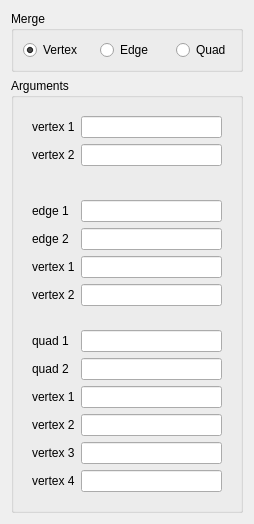
The window that src/HEXABLOCKGUI/Merge_QTD.ui (SalomePlatform/hexablock) describes before a commit, drawn with Qt 5.
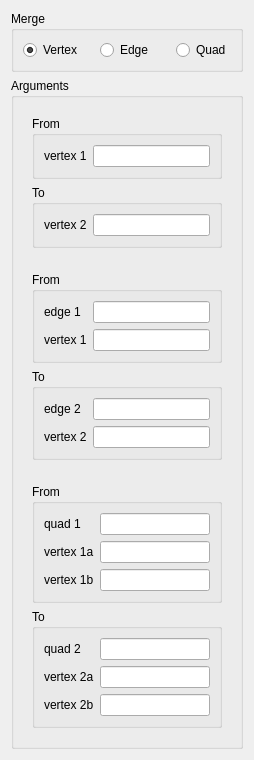
The same window after the commit.

Patch:
```diff
--- a/src/HEXABLOCKGUI/Merge_QTD.ui
+++ b/src/HEXABLOCKGUI/Merge_QTD.ui
@@ -7,7 +7,7 @@
     <x>0</x>
     <y>0</y>
     <width>254</width>
-    <height>524</height>
+    <height>722</height>
    </rect>
   </property>
   <property name="sizePolicy">
@@ -82,6 +82,12 @@
      <layout class="QVBoxLayout" name="verticalLayout">
       <item>
        <widget class="QWidget" name="widget" native="true">
+        <layout class="QVBoxLayout" name="verticalLayout_2">
+         <item>
+          <widget class="QGroupBox" name="groupBox_3">
+           <property name="title">
+            <string>From</string>
+           </property>
         <layout class="QFormLayout" name="formLayout">
          <item row="0" column="0">
           <widget class="QLabel" name="label_5">
@@ -109,14 +115,26 @@
            </property>
           </widget>
          </item>
-         <item row="1" column="0">
+           </layout>
+          </widget>
+         </item>
+         <item>
+          <widget class="QGroupBox" name="groupBox_4">
+           <property name="title">
+            <string>To</string>
+           </property>
+           <layout class="QFormLayout" name="formLayout_5">
+            <property name="fieldGrowthPolicy">
+             <enum>QFormLayout::AllNonFixedFieldsGrow</enum>
+            </property>
+            <item row="0" column="0">
           <widget class="QLabel" name="label_4">
            <property name="text">
             <string>vertex 2</string>
            </property>
           </widget>
          </item>
-         <item row="1" column="1">
+            <item row="0" column="1">
           <widget class="QLineEdit" name="v1_le_rb0">
            <property name="maximumSize">
             <size>
@@ -132,9 +150,18 @@
         </layout>
        </widget>
       </item>
+        </layout>
+       </widget>
+      </item>
       <item>
        <widget class="QWidget" name="widget_2" native="true">
-        <layout class="QFormLayout" name="formLayout_2">
+        <layout class="QVBoxLayout" name="verticalLayout_3">
+         <item>
+          <widget class="QGroupBox" name="groupBox_5">
+           <property name="title">
+            <string>From</string>
+           </property>
+           <layout class="QFormLayout" name="formLayout_4">
          <item row="0" column="0">
           <widget class="QLabel" name="label_3">
            <property name="text">
@@ -156,13 +183,48 @@
           </widget>
          </item>
          <item row="1" column="0">
+             <widget class="QLabel" name="label">
+              <property name="text">
+               <string>vertex 1</string>
+              </property>
+             </widget>
+            </item>
+            <item row="1" column="1">
+             <widget class="QLineEdit" name="v0_le_rb1">
+              <property name="maximumSize">
+               <size>
+                <width>16777215</width>
+                <height>16777215</height>
+               </size>
+              </property>
+              <property name="readOnly">
+               <bool>false</bool>
+              </property>
+             </widget>
+            </item>
+           </layout>
+           <zorder>e0_le_rb1</zorder>
+           <zorder>label_3</zorder>
+           <zorder>e0_le_rb1</zorder>
+           <zorder>v0_le_rb1</zorder>
+           <zorder>e0_le_rb1</zorder>
+           <zorder>label</zorder>
+          </widget>
+         </item>
+         <item>
+          <widget class="QGroupBox" name="groupBox_6">
+           <property name="title">
+            <string>To</string>
+           </property>
+           <layout class="QFormLayout" name="formLayout_2">
+            <item row="0" column="0">
           <widget class="QLabel" name="label_6">
            <property name="text">
             <string>edge 2</string>
            </property>
           </widget>
          </item>
-         <item row="1" column="1">
+            <item row="0" column="1">
           <widget class="QLineEdit" name="e1_le_rb1">
            <property name="maximumSize">
             <size>
@@ -175,34 +237,14 @@
            </property>
           </widget>
          </item>
-         <item row="2" column="0">
-          <widget class="QLabel" name="label">
-           <property name="text">
-            <string>vertex 1</string>
-           </property>
-          </widget>
-         </item>
-         <item row="2" column="1">
-          <widget class="QLineEdit" name="v0_le_rb1">
-           <property name="maximumSize">
-            <size>
-             <width>16777215</width>
-             <height>16777215</height>
-            </size>
-           </property>
-           <property name="readOnly">
-            <bool>false</bool>
-           </property>
-          </widget>
-         </item>
-         <item row="3" column="0">
+            <item row="1" column="0">
           <widget class="QLabel" name="label_2">
            <property name="text">
             <string>vertex 2</string>
            </property>
           </widget>
          </item>
-         <item row="3" column="1">
+            <item row="1" column="1">
           <widget class="QLineEdit" name="v1_le_rb1">
            <property name="maximumSize">
             <size>
@@ -218,9 +260,21 @@
         </layout>
        </widget>
       </item>
+        </layout>
+       </widget>
+      </item>
       <item>
        <widget class="QWidget" name="widget_3" native="true">
+        <layout class="QVBoxLayout" name="verticalLayout_5">
+         <item>
+          <widget class="QGroupBox" name="groupBox_7">
+           <property name="title">
+            <string>From</string>
+           </property>
         <layout class="QFormLayout" name="formLayout_3">
+            <property name="fieldGrowthPolicy">
+             <enum>QFormLayout::AllNonFixedFieldsGrow</enum>
+            </property>
          <item row="0" column="0">
           <widget class="QLabel" name="label_7">
            <property name="text">
@@ -242,13 +296,62 @@
           </widget>
          </item>
          <item row="1" column="0">
+             <widget class="QLabel" name="label_9">
+              <property name="text">
+               <string>vertex 1a</string>
+              </property>
+             </widget>
+            </item>
+            <item row="1" column="1">
+             <widget class="QLineEdit" name="v0_le_rb2">
+              <property name="maximumSize">
+               <size>
+                <width>16777215</width>
+                <height>16777215</height>
+               </size>
+              </property>
+              <property name="readOnly">
+               <bool>false</bool>
+              </property>
+             </widget>
+            </item>
+            <item row="2" column="0">
+             <widget class="QLabel" name="label_11">
+              <property name="text">
+               <string>vertex 1b</string>
+              </property>
+             </widget>
+            </item>
+            <item row="2" column="1">
+             <widget class="QLineEdit" name="v2_le_rb2">
+              <property name="maximumSize">
+               <size>
+                <width>16777215</width>
+                <height>16777215</height>
+               </size>
+              </property>
+              <property name="readOnly">
+               <bool>false</bool>
+              </property>
+             </widget>
+            </item>
+           </layout>
+          </widget>
+         </item>
+         <item>
+          <widget class="QGroupBox" name="groupBox_8">
+           <property name="title">
+            <string>To</string>
+           </property>
+           <layout class="QFormLayout" name="formLayout_6">
+            <item row="0" column="0">
           <widget class="QLabel" name="label_8">
            <property name="text">
             <string>quad 2</string>
            </property>
           </widget>
          </item>
-         <item row="1" column="1">
+            <item row="0" column="1">
           <widget class="QLineEdit" name="q1_le_rb2">
            <property name="maximumSize">
             <size>
@@ -261,34 +364,14 @@
            </property>
           </widget>
          </item>
-         <item row="2" column="0">
-          <widget class="QLabel" name="label_9">
-           <property name="text">
-            <string>vertex 1</string>
-           </property>
-          </widget>
-         </item>
-         <item row="2" column="1">
-          <widget class="QLineEdit" name="v0_le_rb2">
-           <property name="maximumSize">
-            <size>
-             <width>16777215</width>
-             <height>16777215</height>
-            </size>
-           </property>
-           <property name="readOnly">
-            <bool>false</bool>
-           </property>
-          </widget>
-         </item>
-         <item row="3" column="0">
+            <item row="1" column="0">
           <widget class="QLabel" name="label_10">
            <property name="text">
-            <string>vertex 2</string>
+               <string>vertex 2a</string>
            </property>
           </widget>
          </item>
-         <item row="3" column="1">
+            <item row="1" column="1">
           <widget class="QLineEdit" name="v1_le_rb2">
            <property name="maximumSize">
             <size>
@@ -301,34 +384,14 @@
            </property>
           </widget>
          </item>
-         <item row="4" column="0">
-          <widget class="QLabel" name="label_11">
-           <property name="text">
-            <string>vertex 3</string>
-           </property>
-          </widget>
-         </item>
-         <item row="4" column="1">
-          <widget class="QLineEdit" name="v2_le_rb2">
-           <property name="maximumSize">
-            <size>
-             <width>16777215</width>
-             <height>16777215</height>
-            </size>
-           </property>
-           <property name="readOnly">
-            <bool>false</bool>
-           </property>
-          </widget>
-         </item>
-         <item row="5" column="0">
+            <item row="2" column="0">
           <widget class="QLabel" name="label_12">
            <property name="text">
-            <string>vertex 4</string>
+               <string>vertex 2b</string>
            </property>
           </widget>
          </item>
-         <item row="5" column="1">
+            <item row="2" column="1">
           <widget class="QLineEdit" name="v3_le_rb2">
            <property name="maximumSize">
             <size>
@@ -349,6 +412,9 @@
    </item>
   </layout>
  </widget>
+   </item>
+  </layout>
+ </widget>
  <tabstops>
   <tabstop>rb0</tabstop>
   <tabstop>rb1</tabstop>
```
Left out of the diff: 6 changed lines with no effect on the pictures. Lines whose indentation alone changed are shown as unchanged.
